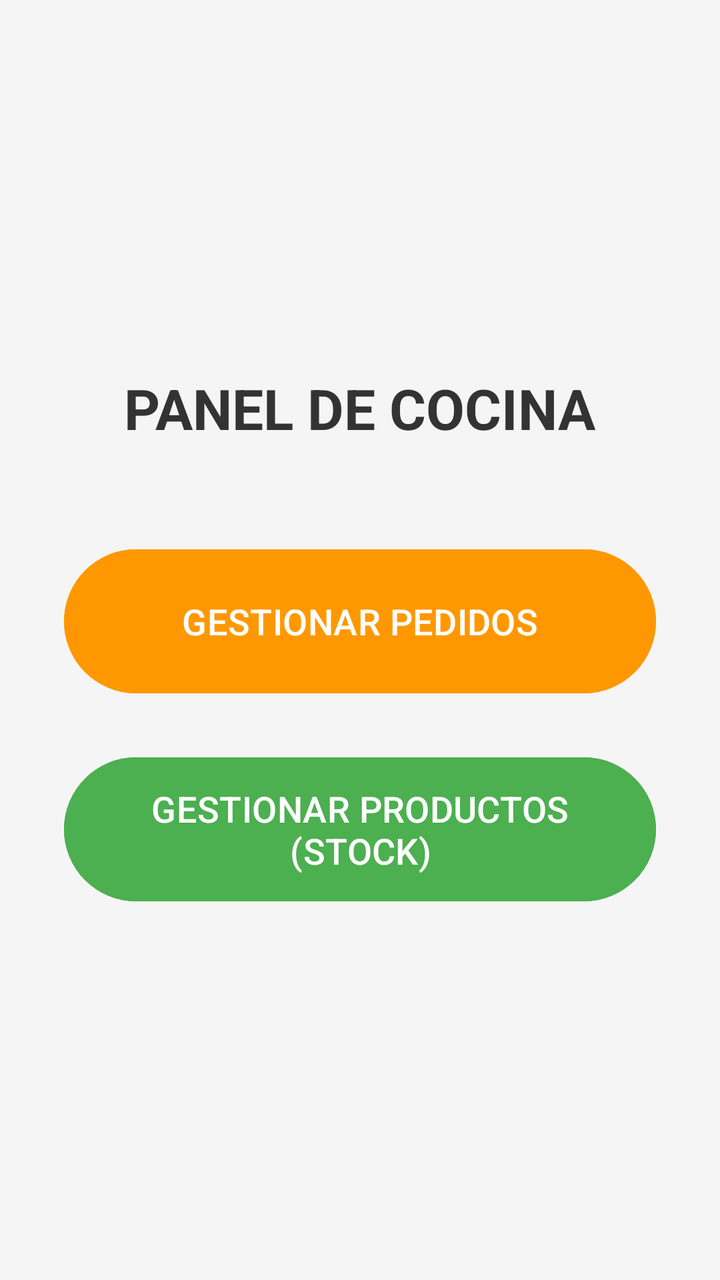
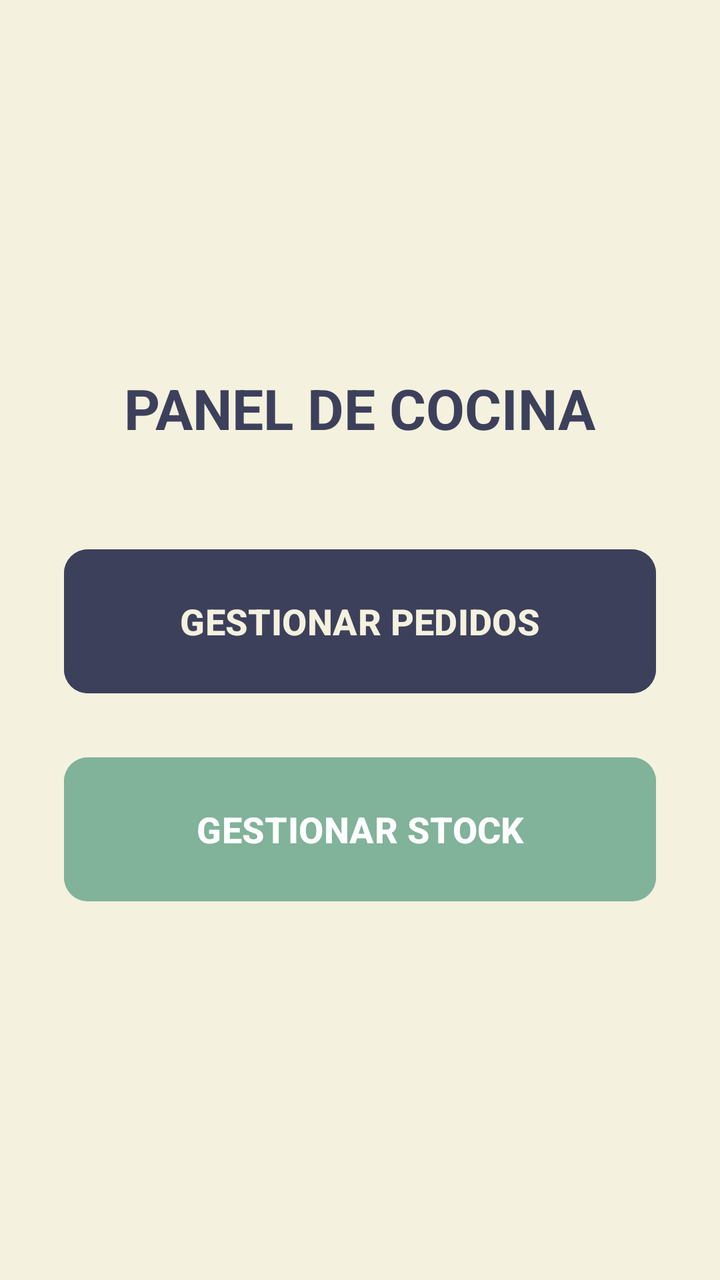

Screens rendered from an Android XML layout before and after an edit, with the pre-edit source and the edit as a unified diff.
<!-- AndroidManifest.xml: application theme Theme.Restaurante -->
<!-- res/layout/activity_menu_cocina.xml -->
<?xml version="1.0" encoding="utf-8"?>
<LinearLayout xmlns:android="http://schemas.android.com/apk/res/android"
    android:layout_width="match_parent"
    android:layout_height="match_parent"
    android:orientation="vertical"
    android:gravity="center"
    android:padding="32dp"
    android:background="#F5F5F5">

    <TextView
        android:layout_width="wrap_content"
        android:layout_height="wrap_content"
        android:text="PANEL DE COCINA"
        android:textSize="28sp"
        android:textStyle="bold"
        android:textColor="#333333"
        android:layout_marginBottom="48dp"/>

    <Button
        android:id="@+id/btnGestionPedidos"
        android:layout_width="match_parent"
        android:layout_height="80dp"
        android:text="GESTIONAR PEDIDOS"
        android:textSize="18sp"
        android:layout_marginBottom="24dp"
        android:backgroundTint="#FF9800"/>

    <Button
        android:id="@+id/btnGestionProductos"
        android:layout_width="match_parent"
        android:layout_height="80dp"
        android:text="GESTIONAR PRODUCTOS (STOCK)"
        android:textSize="18sp"
        android:backgroundTint="#4CAF50"/>

</LinearLayout>
<!-- resources referenced by this layout -->
<resources>
  <style name="Theme.Restaurante" parent="Base.Theme.Restaurante" />
  <style name="Base.Theme.Restaurante" parent="Theme.Material3.DayNight.NoActionBar">
          
          
      </style>
</resources>

<!-- the commit's change to res/layout/activity_menu_cocina.xml (unified diff, before → after) -->
@@ -1,11 +1,12 @@
 <?xml version="1.0" encoding="utf-8"?>
 <LinearLayout xmlns:android="http://schemas.android.com/apk/res/android"
+    xmlns:app="http://schemas.android.com/apk/res-auto"
     android:layout_width="match_parent"
     android:layout_height="match_parent"
     android:orientation="vertical"
     android:gravity="center"
     android:padding="32dp"
-    android:background="#F5F5F5">
+    android:background="@color/background_app">
 
     <TextView
         android:layout_width="wrap_content"
@@ -13,7 +14,7 @@
         android:text="PANEL DE COCINA"
         android:textSize="28sp"
         android:textStyle="bold"
-        android:textColor="#333333"
+        android:textColor="@color/primary"
         android:layout_marginBottom="48dp"/>
 
     <Button
@@ -22,15 +23,21 @@
         android:layout_height="80dp"
         android:text="GESTIONAR PEDIDOS"
         android:textSize="18sp"
+        android:textStyle="bold"
         android:layout_marginBottom="24dp"
-        android:backgroundTint="#FF9800"/>
+        android:backgroundTint="@color/primary"
+        android:textColor="@color/background_app"
+        app:cornerRadius="12dp" />
 
     <Button
         android:id="@+id/btnGestionProductos"
         android:layout_width="match_parent"
         android:layout_height="80dp"
-        android:text="GESTIONAR PRODUCTOS (STOCK)"
+        android:text="GESTIONAR STOCK"
         android:textSize="18sp"
-        android:backgroundTint="#4CAF50"/>
+        android:textStyle="bold"
+        android:backgroundTint="@color/secondary"
+        android:textColor="@color/white"
+        app:cornerRadius="12dp" />
 
 </LinearLayout>
<!-- resource entries referenced after the edit -->
@@ -1,9 +1,31 @@
 <!-- resources referenced by this layout -->
 <resources>
+  <color name="background_app">@color/eggshell</color>
+  <color name="primary">@color/twilight_indigo</color>
+  <color name="secondary">@color/muted_teal</color>
+  <color name="white">#FFFFFFFF</color>
   <style name="Theme.Restaurante" parent="Base.Theme.Restaurante" />
+  <color name="eggshell">#F4F1DE</color>
+  <color name="twilight_indigo">#3D405B</color>
+  <color name="muted_teal">#81B29A</color>
   <style name="Base.Theme.Restaurante" parent="Theme.Material3.DayNight.NoActionBar">
-          
-          
+          <item name="colorPrimary">@color/primary</item>
+          <item name="colorOnPrimary">@color/white</item>
+          <item name="colorPrimaryContainer">@color/secondary</item>
+          <item name="colorOnPrimaryContainer">@color/white</item>
+  
+          <item name="colorSecondary">@color/accent</item>
+          <item name="colorOnSecondary">@color/white</item>
+          <item name="colorSecondaryContainer">@color/highlight</item>
+  
+          <item name="android:windowBackground">@color/background_app</item>
+          <item name="colorError">@color/accent</item>
+  
+          <item name="android:statusBarColor">@color/primary</item>
       </style>
+  <color name="accent">@color/burnt_peach</color>
+  <color name="highlight">@color/apricot_cream</color>
+  <color name="burnt_peach">#E07A5F</color>
+  <color name="apricot_cream">#F2CC8F</color>
 </resources>
 
